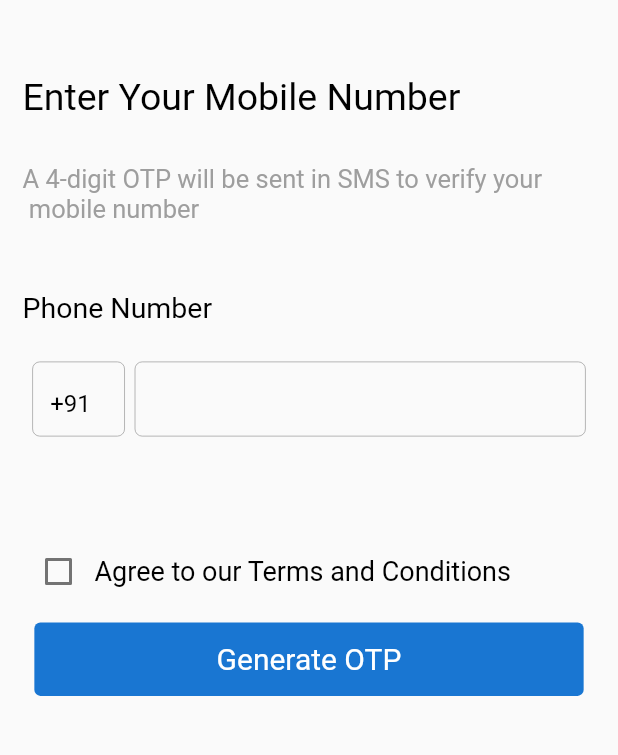
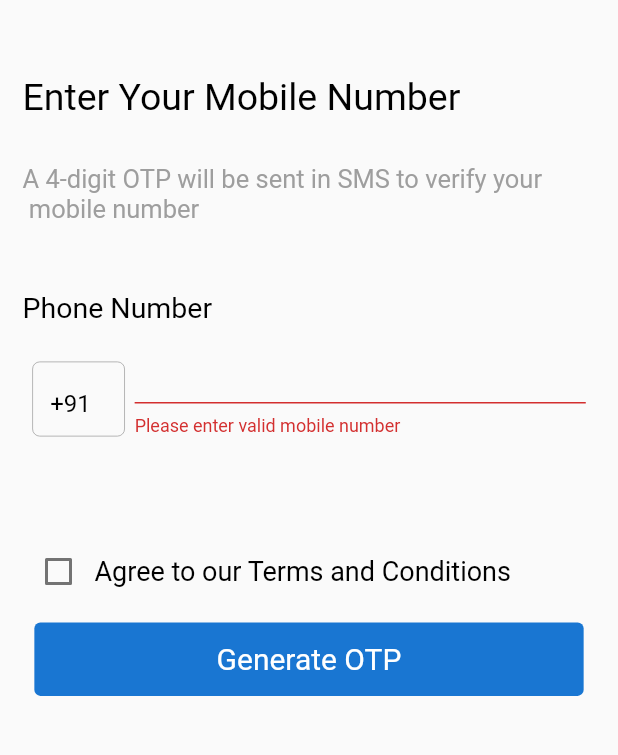
Before and after one commit to akshu-28/watchlist, a Flutter app: the screen it shows after launch, after a tap on "Generate OTP", on a phone screen of 412 x 824 dp, the part 84-839 px from its top. Run offline on Flutter 3.47's test engine with Material 2 defaults, Android fonts, the phone set to English and light mode, and no system bars; our stand-ins replace expandable, flutter_bloc, fluttertoast, sms_autofill; missing offline and left inert: sms_otp_auto_verify; network calls fail.

Commit message:
add validation in reg page

```diff
--- a/lib/repository/registration_repo.dart
+++ b/lib/repository/registration_repo.dart
@@ -1,5 +1,6 @@
 import 'dart:convert';
 import 'dart:core';
+import 'dart:developer';
 import 'dart:io';
 import 'package:http/http.dart' as http;
 import 'package:watchlist/model/registration_request.dart';
@@ -10,12 +11,13 @@ class RegistrationRepository {
   Future<RegistrationResponse> registration(RegistrationRequest product) async {
     Map<String, dynamic> headers = <String, dynamic>{};
     headers['X-ENCRYPT'] = "false";
-
+    log(product.request.toString());
     var response = await http.post(
         Uri.parse(
             "https://dev.gwcindia.in/msil-gwc-webservice-dev/User/GenerateOTP/1.0.0"),
         headers: {"X-ENCRYPT": "false"},
         body: json.encode(product));
+    log(response.statusCode.toString());
     RegistrationResponse regResponse =
         RegistrationResponse.fromJson(json.decode(response.body));
     return regResponse;
--- a/lib/ui/screens/login.dart
+++ b/lib/ui/screens/login.dart
@@ -9,6 +9,7 @@ import 'package:watchlist/bloc/registration/registration_bloc.dart';
 import 'package:watchlist/model/login_request.dart';
 import 'package:watchlist/model/registration_request.dart' as reg;
 import 'package:watchlist/ui/widgets/app_scaffold.dart';
+import 'package:watchlist/ui/widgets/loader_widget.dart';
 import 'package:watchlist/ui/widgets/text_widget.dart';
 
 class LoginPage extends StatefulWidget {
@@ -33,8 +34,11 @@ class _LoginPageState extends State<LoginPage> {
     _startListeningSms();
     registrationBloc = BlocProvider.of<RegistrationBloc>(context)
       ..stream.listen((state) {
-        if (state is RegistrationDone) {}
+        if (state is RegistrationDone) {
+          Navigator.pop(context);
+        }
         if (state is LoginDone) {
+          Navigator.pop(context);
           Navigator.pushNamed(context, "/watchlist");
         }
       });
@@ -151,6 +155,7 @@ class _LoginPageState extends State<LoginPage> {
                     border: Border.all(color: Colors.grey)),
                 selectedDecoration: _pinPutDecoration,
                 onChange: (code) {
+                  LoaderWidget().showLoader(context, text: "Please wait..");
                   _onOtpCallBack(code, false);
                 }),
           ),
@@ -159,12 +164,12 @@ class _LoginPageState extends State<LoginPage> {
             child: Center(
                 child: TextButton(
                     onPressed: () {
+                      LoaderWidget().showLoader(context, text: "Please wait..");
                       context.read<RegistrationBloc>().add(
                           RegistrationRequestEvent(reg.RegistrationRequest(
                               request: reg.Request(
                                   data: reg.Data(mobNo: "+918248121331"),
                                   appID: "f79f65f1b98e116f40633dbb46fd5e21"))));
-                      //  Navigator.pushNamed(context, "/watchlist");
                     },
                     child: const TextWidget(
                       "Resend OTP",
--- a/lib/ui/screens/registration.dart
+++ b/lib/ui/screens/registration.dart
@@ -2,11 +2,13 @@ import 'dart:developer';
 
 import 'package:flutter/material.dart';
 import 'package:flutter_bloc/flutter_bloc.dart';
+import 'package:fluttertoast/fluttertoast.dart';
 import 'package:sms_autofill/sms_autofill.dart';
 import 'package:sms_otp_auto_verify/sms_otp_auto_verify.dart';
 import 'package:watchlist/bloc/registration/registration_bloc.dart';
 import 'package:watchlist/model/registration_request.dart';
 import 'package:watchlist/ui/widgets/app_scaffold.dart';
+import 'package:watchlist/ui/widgets/loader_widget.dart';
 import 'package:watchlist/ui/widgets/text_widget.dart';
 
 class Registration extends StatefulWidget {
@@ -28,17 +30,20 @@ class _RegistrationState extends State<Registration> {
       ..stream.listen((state) {
         if (state is RegistrationDone) {
           log(state.response.response.infoMsg);
-
+          Navigator.pop(context);
           Navigator.pushNamed(context, "/loginpage");
         }
       });
   }
 
+  final formKey = GlobalKey<FormState>();
   TextEditingController userInput = TextEditingController();
   bool agree = false;
   @override
   Widget build(BuildContext context) {
-    return Appscaffold(
+    return Form(
+      key: formKey,
+      child: Appscaffold(
           title: Row(
               mainAxisAlignment: MainAxisAlignment.center,
               children: const [Text("MSIL WatchList Login")]),
@@ -104,6 +109,13 @@ class _RegistrationState extends State<Registration> {
                         width: MediaQuery.of(context).size.width * 0.73,
                         child: TextFormField(
                           controller: userInput,
+                          validator: (value) {
+                            if (value!.isEmpty || value.length < 10) {
+                              return "Please enter valid mobile number";
+                            }
+                            return null;
+                          },
+                          autovalidateMode: AutovalidateMode.onUserInteraction,
                           style: const TextStyle(
                             fontSize: 16,
                             color: Colors.black,
@@ -155,13 +167,24 @@ class _RegistrationState extends State<Registration> {
                           backgroundColor: Colors.blue[700],
                         ),
                         onPressed: () {
+                          if (formKey.currentState!.validate()) {
+                            if (agree) {
+                              LoaderWidget()
+                                  .showLoader(context, text: "Please wait");
                               context.read<RegistrationBloc>().add(
                                   RegistrationRequestEvent(RegistrationRequest(
                                       request: Request(
-                                    data: Data(mobNo: "+91${userInput.text}"),
+                                          data: Data(
+                                              mobNo: "+91${userInput.text}"),
                                           appID:
                                               "f79f65f1b98e116f40633dbb46fd5e21"))));
-                        //Navigator.pushNamed(context, "/loginpage");
+                            } else {
+                              Fluttertoast.showToast(
+                                  msg:
+                                      "Please agree to our terms and conditons",
+                                  backgroundColor: Colors.red);
+                            }
+                          }
                         },
                         child: Container(
                           alignment: Alignment.center,
@@ -177,6 +200,7 @@ class _RegistrationState extends State<Registration> {
                 ],
               ),
             ),
-        ));
+          )),
+    );
   }
 }
--- a/lib/ui/screens/watchlist.dart
+++ b/lib/ui/screens/watchlist.dart
@@ -34,10 +34,10 @@ class _WatchlistState extends State<Watchlist> {
           mainAxisSize: MainAxisSize.min,
           children: [
             const Padding(
-              padding: EdgeInsets.symmetric(vertical: 35),
+              padding: EdgeInsets.symmetric(vertical: 30),
               child: TextWidget(
                 "MSIL WatchLIST",
-                size: 18,
+                size: 20,
                 fontweight: FontWeight.bold,
               ),
             ),
--- a/pubspec.yaml
+++ b/pubspec.yaml
@@ -40,6 +40,7 @@ dependencies:
   flutter_otp_text_field: ^1.0.1
   sms_otp_auto_verify: ^2.1.0
   sms_autofill: ^2.2.0
+  fluttertoast: ^8.0.9
 
 dev_dependencies:
   flutter_test:
```
Also changed, not shown: lib/ui/widgets/loader_widget.dart (added, +39 -0 lines), pubspec.lock. Lines whose indentation alone changed are shown as unchanged.
